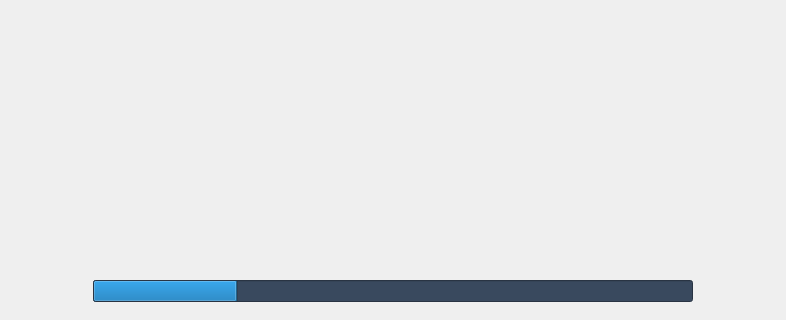
Old version of the form mainwindow.ui in the repository tiutcristian/Passcrypt; both pictures show x 270 to 1056 and y 386 to 706 of the 1253 by 706 pixel window.
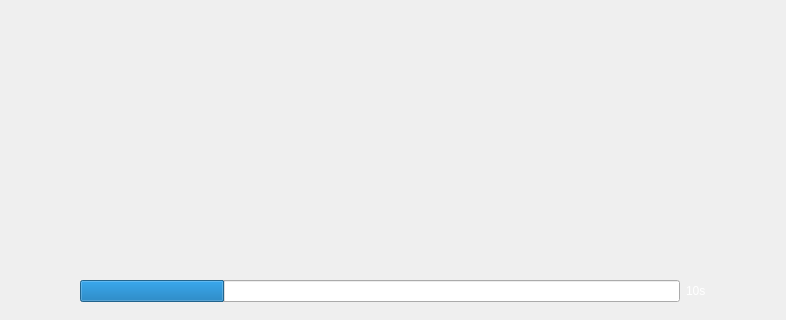
New version of the form. The open tabs and pages were chosen to show the change. Icons and pictures are not drawn.

```diff
--- a/mainwindow.ui
+++ b/mainwindow.ui
@@ -2006,7 +2006,7 @@
              </size>
             </property>
             <property name="styleSheet">
-             <string notr="true">background-color: rgb(57, 73, 94);</string>
+             <string notr="true"/>
             </property>
             <property name="value">
              <number>24</number>
@@ -2016,6 +2016,13 @@
             </property>
            </widget>
           </item>
+          <item>
+           <widget class="QLabel" name="progressBarLabel">
+            <property name="text">
+             <string>10s</string>
+            </property>
+           </widget>
+          </item>
           <item>
            <spacer name="horizontalSpacer_18">
             <property name="orientation">
```
Left out of the diff: 20 changed lines with no effect on the pictures.
